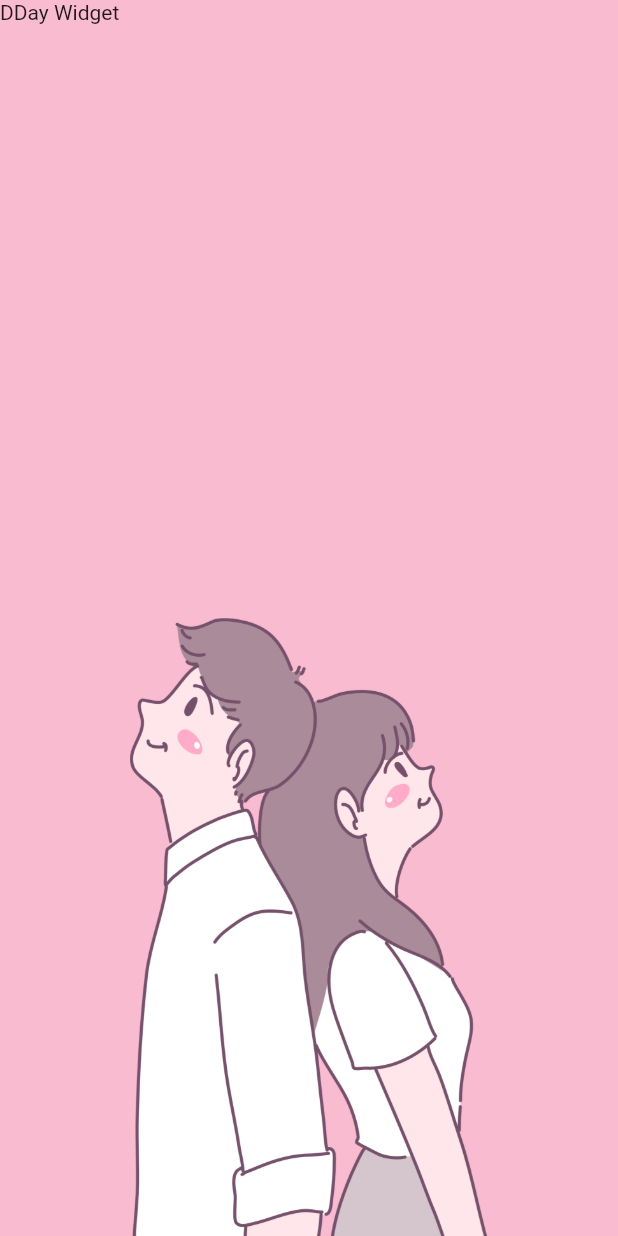
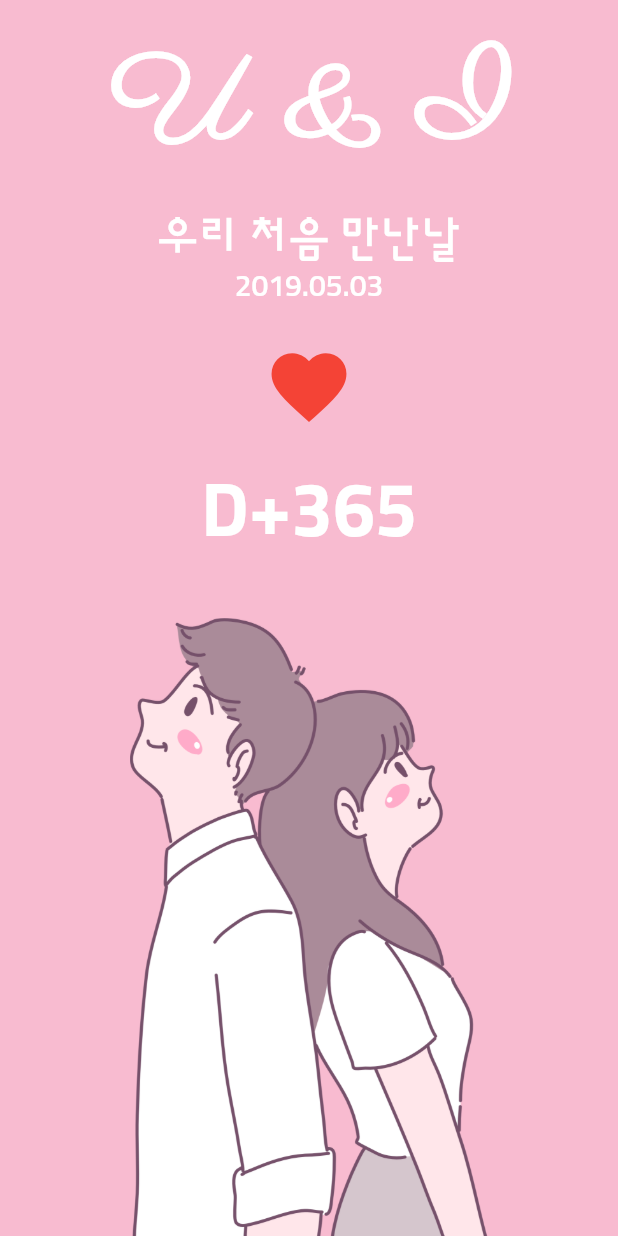
Before and after one commit to ShinHeeJin/flutterCodeFactory, a Flutter app: the screen it shows after launch, on a phone screen of 412 x 824 dp. Run offline on Flutter 3.47's test engine with Material 2 defaults, Android fonts, the phone set to English and light mode, and no system bars; our stand-ins replace webview_flutter.

Commit message:
feature : add ThemeData

```diff
--- a/lib/main.dart
+++ b/lib/main.dart
@@ -11,6 +11,32 @@ class MyApp extends StatelessWidget {
   // This widget is the root of your application.
   @override
   Widget build(BuildContext context) {
-    return const MaterialApp(home: UnIHomeScreen());
+    return MaterialApp(
+      home: const UnIHomeScreen(),
+      theme: ThemeData(
+        fontFamily: "sunflower",
+        textTheme: const TextTheme(
+          displayLarge: TextStyle(
+            color: Colors.white,
+            fontSize: 80.0,
+            fontWeight: FontWeight.w700,
+            fontFamily: "parisienne",
+          ),
+          displayMedium: TextStyle(
+            color: Colors.white,
+            fontSize: 50.0,
+            fontWeight: FontWeight.w700,
+          ),
+          bodyLarge: TextStyle(
+            color: Colors.white,
+            fontSize: 30.0,
+          ),
+          bodyMedium: TextStyle(
+            color: Colors.white,
+            fontSize: 20.0,
+          ),
+        ),
+      ),
+    );
   }
 }
--- a/lib/screen/u_n_i_home_screen.dart
+++ b/lib/screen/u_n_i_home_screen.dart
@@ -26,7 +26,30 @@ class UnIHomeScreen extends StatelessWidget {
 class _DDay extends StatelessWidget {
   @override
   Widget build(BuildContext context) {
-    return const Text("DDay Widget");
+    final textTheme = Theme.of(context).textTheme;
+
+    return Expanded(
+      child: Column(
+        children: [
+          const SizedBox(height: 16.0),
+          Text("U & I", style: textTheme.displayLarge),
+          const SizedBox(height: 16.0),
+          Text("우리 처음 만난날", style: textTheme.bodyLarge),
+          Text("2019.05.03", style: textTheme.bodyMedium),
+          const SizedBox(height: 16.0),
+          IconButton(
+            onPressed: () {},
+            icon: const Icon(
+              Icons.favorite,
+            ),
+            iconSize: 60.0,
+            color: Colors.red,
+          ),
+          const SizedBox(height: 16.0),
+          Text("D+365", style: textTheme.displayMedium)
+        ],
+      ),
+    );
   }
 }
 
```
